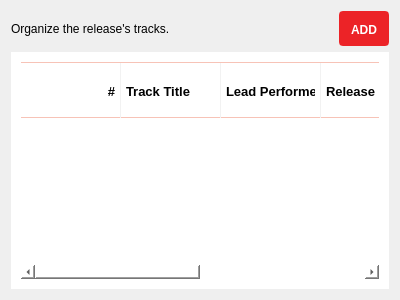
Old version of the form resources/ui/album_composition_page.ui in the repository Iconoclasteinc/tgit.
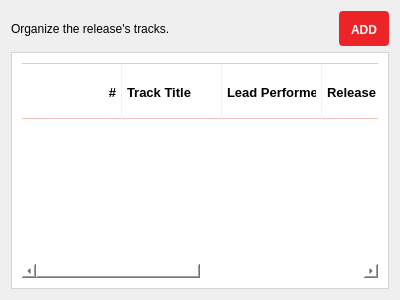
New version of the form.

Commit message: Remove controller for AlbumCompositionPage

```diff
--- a/resources/ui/album_composition_page.ui
+++ b/resources/ui/album_composition_page.ui
@@ -208,7 +208,7 @@
       </palette>
      </property>
      <property name="autoFillBackground">
-      <bool>true</bool>
+      <bool>false</bool>
      </property>
      <property name="styleSheet">
       <string notr="true">background-color: white;</string>
@@ -220,7 +220,7 @@
       <enum>QFrame::Plain</enum>
      </property>
      <property name="lineWidth">
-      <number>0</number>
+      <number>1</number>
      </property>
      <layout class="QHBoxLayout" name="horizontalLayout_2">
       <property name="leftMargin">
@@ -249,11 +249,11 @@
 	background-color: qlineargradient(x1:0, y1:0, x2:0, y2:1, stop:0 white, stop:1 #EEEEEE);
 }
 
-::item::alternate {
+QTableView::item::alternate {
   background-color:#F9F7F7;
 }
 
-::item::selected {
+QTableView::item::selected {
   background-color:#F25C0A;
 }
 
@@ -271,7 +271,7 @@
   padding: 21px 5px 18px 5px;
   border-top: 1px solid #F7C3B7;
   border-bottom: 1px solid #F7C3B7;
-  border-right: 1px solid  #F2F2F2;
+  border-right: 1px solid #F2F2F2;
   min-height: 15px;
 }
 
@@ -283,7 +283,7 @@
   max-width: 24px;
 }
 
-QTableCornerButton::section:vertical {
+QTableCornerButton::section {
   background-color: transparent;
   border-top: 1px solid #F7C3B7;
   border-bottom: 1px solid #F7C3B7;
```
The commit also changes 7 other files.
